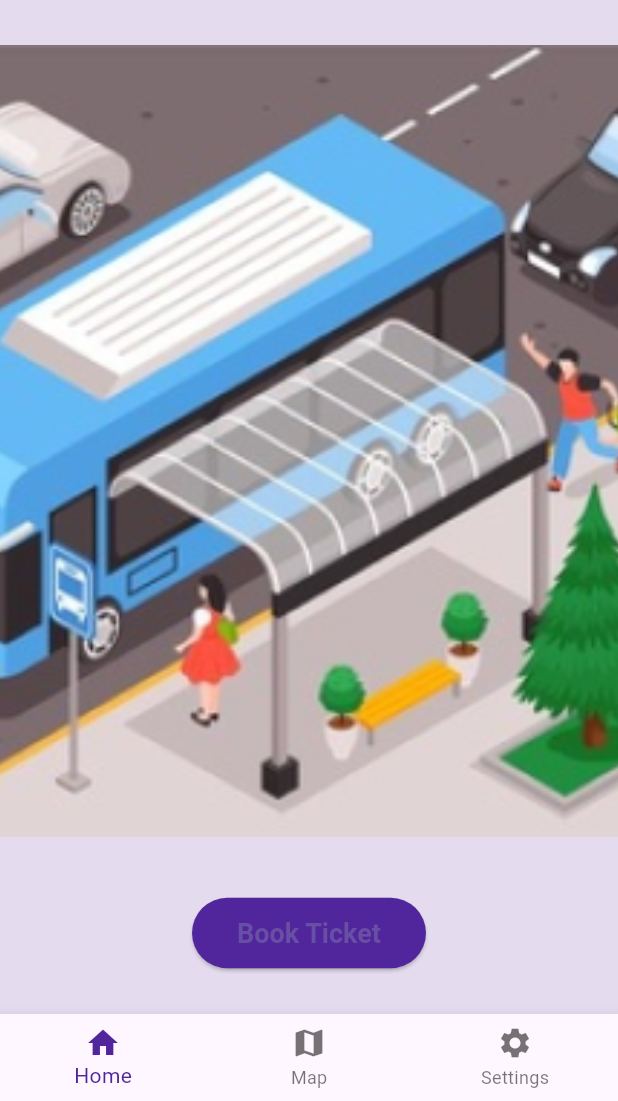
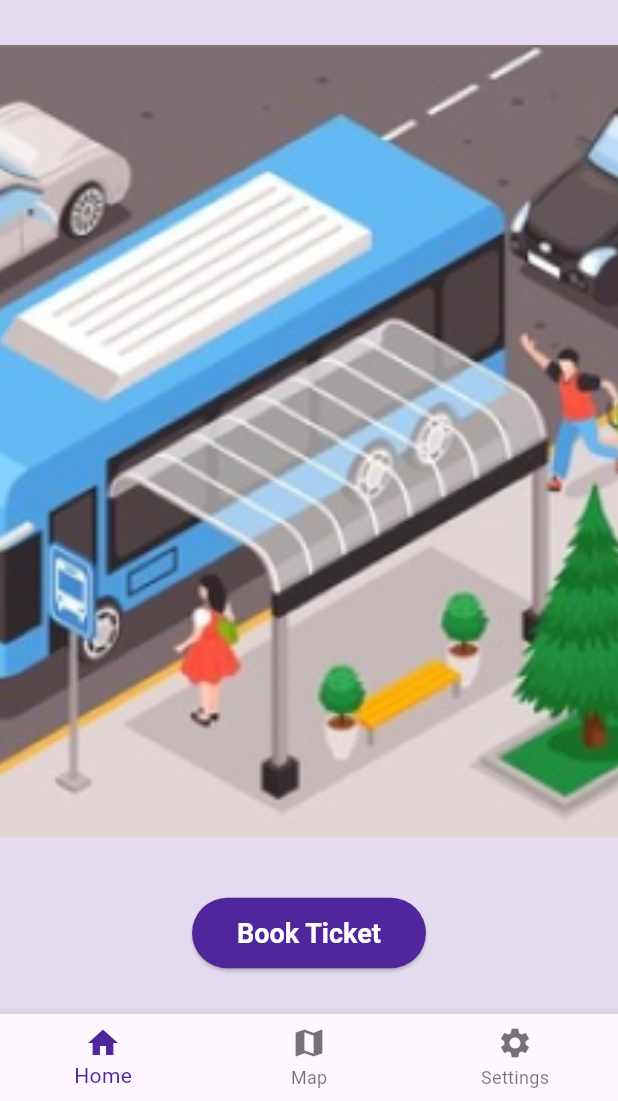
Before and after one commit to sithuminikaushalya/Bus-Ticket-App, a Flutter app: the SecondScreen screen opened directly, on a phone screen of 412 x 824 dp, the part 135-1236 px from its top. Run offline on Flutter 3.47's test engine with Material 3 defaults, Android fonts, the light colour scheme and no system bars; our stand-ins replace image_picker.

Commit message:
add text color for buttons

```diff
--- a/lib/second_screen.dart
+++ b/lib/second_screen.dart
@@ -52,7 +52,7 @@ class _SecondScreenState extends State<SecondScreen> {
               color: Color(0xFF51259B),
             ),
           ),
-          SizedBox(height: 30.0), // Add gap between heading and image
+          SizedBox(height: 30.0),
           Expanded(
             child: Container(
               width: double.infinity,
@@ -64,7 +64,7 @@ class _SecondScreenState extends State<SecondScreen> {
               ),
             ),
           ),
-          SizedBox(height: 40.0), // Add gap between image and button
+          SizedBox(height: 40.0),
           ElevatedButton(
             onPressed: () {
               print("Button pressed");
@@ -85,9 +85,14 @@ class _SecondScreenState extends State<SecondScreen> {
                 borderRadius: BorderRadius.circular(30.0),
               ),
             ),
-            child: Text("Book Ticket"),
+            child: Text(
+              "Book Ticket",
+              style: TextStyle(
+                color: Colors.white,
+              ),
+            ),
           ),
-          SizedBox(height: 30.0), // Add gap between button and bottom bar
+          SizedBox(height: 30.0),
         ],
       ),
     );
```
Also changed, not shown: lib/main.dart (+8 -3 lines).
